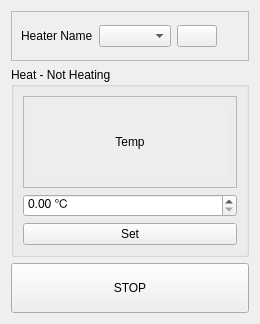
The window that catkin_ws/src/nuice_gui/nuice_heater_rqt/resource/HeaterPlugin.ui (NUMarsIce/NUice) describes before a commit, drawn with Qt 5.
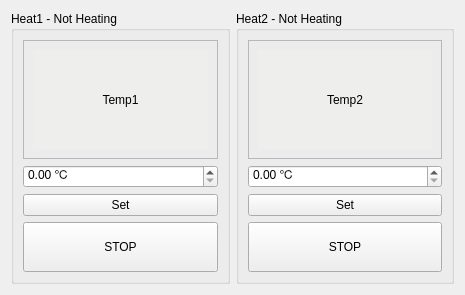
The same window after the commit. Icons and pictures are not drawn.

Commit message: Probe UI and system startup launch script

What changed in the file:
```diff
--- a/catkin_ws/src/nuice_gui/nuice_heater_rqt/resource/HeaterPlugin.ui
+++ b/catkin_ws/src/nuice_gui/nuice_heater_rqt/resource/HeaterPlugin.ui
@@ -6,95 +6,28 @@
    <rect>
     <x>0</x>
     <y>0</y>
-    <width>260</width>
-    <height>324</height>
+    <width>465</width>
+    <height>295</height>
    </rect>
   </property>
   <property name="maximumSize">
    <size>
-    <width>260</width>
+    <width>506</width>
     <height>600</height>
    </size>
   </property>
   <property name="windowTitle">
    <string>Form</string>
   </property>
-  <layout class="QVBoxLayout" name="verticalLayout">
+  <layout class="QHBoxLayout" name="horizontalLayout">
    <item>
-    <widget class="QFrame" name="frame_2">
-     <property name="maximumSize">
-      <size>
-       <width>16777215</width>
-       <height>50</height>
-      </size>
-     </property>
-     <property name="frameShape">
-      <enum>QFrame::StyledPanel</enum>
-     </property>
-     <property name="frameShadow">
-      <enum>QFrame::Raised</enum>
-     </property>
-     <layout class="QHBoxLayout" name="horizontalLayout_3">
-      <item>
-       <widget class="QLabel" name="heatName">
-        <property name="sizePolicy">
-         <sizepolicy hsizetype="Preferred" vsizetype="Maximum">
-          <horstretch>0</horstretch>
-          <verstretch>0</verstretch>
-         </sizepolicy>
-        </property>
-        <property name="text">
-         <string>Heater Name</string>
-        </property>
-       </widget>
-      </item>
-      <item>
-       <widget class="QComboBox" name="nameBox"/>
-      </item>
-      <item>
-       <widget class="QPushButton" name="reloadBtn">
-        <property name="text">
-         <string/>
-        </property>
-        <property name="icon">
-         <iconset theme="reload">
-          <normaloff>../catkin_ws/src/nuice_gui/nuice_gpio_rqt/catkin_ws/src/nuice_gui/nuice_stepper_rqt/resource</normaloff>../catkin_ws/src/nuice_gui/nuice_gpio_rqt/catkin_ws/src/nuice_gui/nuice_stepper_rqt/resource</iconset>
-        </property>
-        <property name="iconSize">
-         <size>
-          <width>12</width>
-          <height>12</height>
-         </size>
-        </property>
-       </widget>
-      </item>
-      <item>
-       <spacer name="horizontalSpacer_3">
-        <property name="orientation">
-         <enum>Qt::Horizontal</enum>
-        </property>
-        <property name="sizeType">
-         <enum>QSizePolicy::Expanding</enum>
-        </property>
-        <property name="sizeHint" stdset="0">
-         <size>
-          <width>137</width>
-          <height>0</height>
-         </size>
-        </property>
-       </spacer>
-      </item>
-     </layout>
-    </widget>
-   </item>
-   <item>
-    <layout class="QHBoxLayout" name="horizontalLayout">
+    <layout class="QVBoxLayout" name="verticalLayout_4">
      <item>
-      <widget class="QGroupBox" name="heatBox">
+      <widget class="QGroupBox" name="heat1Box">
        <property name="title">
-        <string>Heat - Not Heating</string>
+        <string>Heat1 - Not Heating</string>
        </property>
-       <layout class="QHBoxLayout" name="horizontalLayout_2">
+       <layout class="QVBoxLayout" name="verticalLayout">
         <item>
          <layout class="QVBoxLayout" name="verticalLayout_2">
           <item>
@@ -136,7 +69,7 @@
                 <string notr="true">background-color: rgb(238, 238, 236);</string>
                </property>
                <property name="text">
-                <string>Temp</string>
+                <string>Temp1</string>
                </property>
                <property name="alignment">
                 <set>Qt::AlignCenter</set>
@@ -168,23 +101,122 @@
           </item>
          </layout>
         </item>
+        <item>
+         <widget class="QPushButton" name="stop1Btn">
+          <property name="minimumSize">
+           <size>
+            <width>0</width>
+            <height>50</height>
+           </size>
+          </property>
+          <property name="text">
+           <string>STOP</string>
+          </property>
+         </widget>
+        </item>
        </layout>
       </widget>
      </item>
     </layout>
    </item>
    <item>
-    <widget class="QPushButton" name="stopBtn">
-     <property name="minimumSize">
-      <size>
-       <width>0</width>
-       <height>50</height>
-      </size>
-     </property>
-     <property name="text">
-      <string>STOP</string>
-     </property>
-    </widget>
+    <layout class="QVBoxLayout" name="verticalLayout_5">
+     <item>
+      <widget class="QGroupBox" name="heat2Box">
+       <property name="title">
+        <string>Heat2 - Not Heating</string>
+       </property>
+       <layout class="QVBoxLayout" name="verticalLayout_6">
+        <item>
+         <layout class="QVBoxLayout" name="verticalLayout_7">
+          <item>
+           <widget class="QFrame" name="heat2Frame">
+            <property name="sizePolicy">
+             <sizepolicy hsizetype="Minimum" vsizetype="Minimum">
+              <horstretch>0</horstretch>
+              <verstretch>0</verstretch>
+             </sizepolicy>
+            </property>
+            <property name="minimumSize">
+             <size>
+              <width>0</width>
+              <height>0</height>
+             </size>
+            </property>
+            <property name="baseSize">
+             <size>
+              <width>0</width>
+              <height>0</height>
+             </size>
+            </property>
+            <property name="frameShape">
+             <enum>QFrame::StyledPanel</enum>
+            </property>
+            <property name="frameShadow">
+             <enum>QFrame::Raised</enum>
+            </property>
+            <layout class="QVBoxLayout" name="verticalLayout_8">
+             <item>
+              <widget class="QLabel" name="heat2Temp">
+               <property name="sizePolicy">
+                <sizepolicy hsizetype="Minimum" vsizetype="Minimum">
+                 <horstretch>0</horstretch>
+                 <verstretch>0</verstretch>
+                </sizepolicy>
+               </property>
+               <property name="styleSheet">
+                <string notr="true">background-color: rgb(238, 238, 236);</string>
+               </property>
+               <property name="text">
+                <string>Temp2</string>
+               </property>
+               <property name="alignment">
+                <set>Qt::AlignCenter</set>
+               </property>
+              </widget>
+             </item>
+            </layout>
+           </widget>
+          </item>
+          <item>
+           <widget class="QDoubleSpinBox" name="heat2Spin">
+            <property name="suffix">
+             <string> ℃</string>
+            </property>
+            <property name="maximum">
+             <double>200.000000000000000</double>
+            </property>
+            <property name="singleStep">
+             <double>10.000000000000000</double>
+            </property>
+           </widget>
+          </item>
+          <item>
+           <widget class="QPushButton" name="heat2SetBtn">
+            <property name="text">
+             <string>Set</string>
+            </property>
+           </widget>
+          </item>
+         </layout>
+        </item>
+        <item>
+         <widget class="QPushButton" name="stop2Btn">
+          <property name="minimumSize">
+           <size>
+            <width>0</width>
+            <height>50</height>
+           </size>
+          </property>
+          <property name="text">
+           <string>STOP</string>
+          </property>
+         </widget>
+        </item>
+       </layout>
+      </widget>
+     </item>
+    </layout>
    </item>
   </layout>
  </widget>
```
The commit also changes 7 other files.
